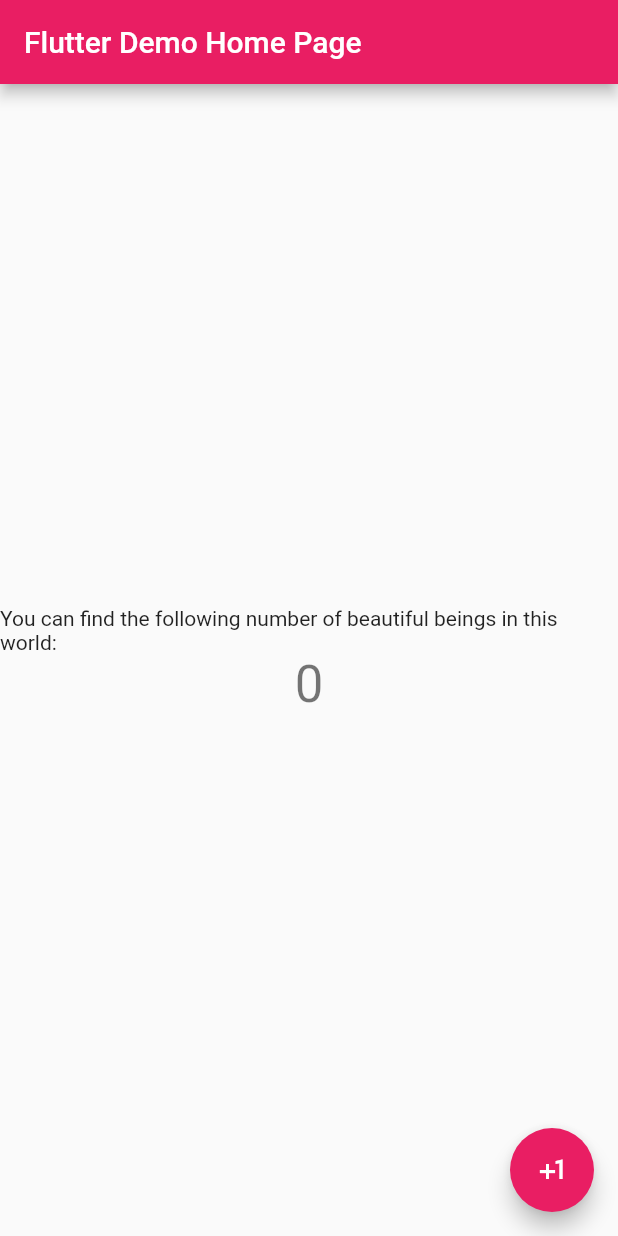
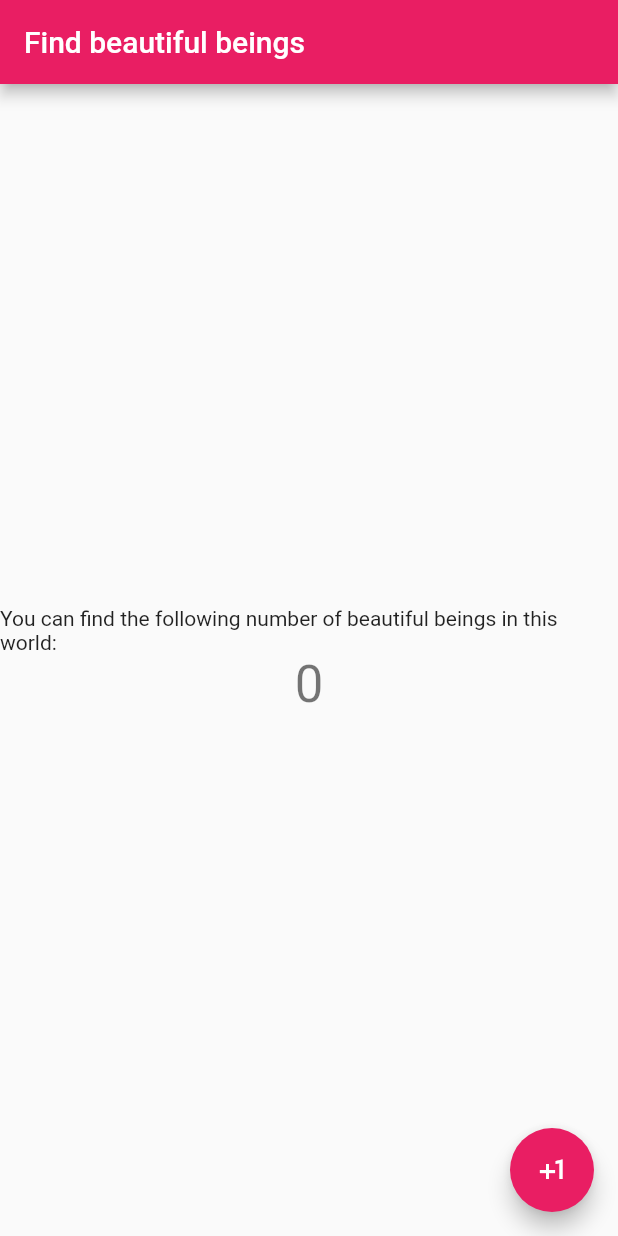
Before and after one commit to shuuji3/hello-flutter-app, a Flutter app: the screen it shows after launch, on a phone screen of 412 x 824 dp. Run offline on Flutter 3.47's test engine with Material 2 defaults, Android fonts, the phone set to English and light mode, and no system bars.

Commit message:
Change the app name, page title, tooltip text

```diff
--- a/lib/main.dart
+++ b/lib/main.dart
@@ -9,7 +9,7 @@
   @override
   Widget build(BuildContext context) {
     return MaterialApp(
-      title: 'Flutter Demo (document.title)',
+      title: 'Beautiful App',
       theme: ThemeData(
         // This is the theme of your application.
         //
@@ -22,7 +22,7 @@
         // is not restarted.
         primarySwatch: Colors.pink,
       ),
-      home: MyHomePage(title: 'Flutter Demo Home Page'),
+      home: MyHomePage(title: 'Find beautiful beings'),
     );
   }
 }
@@ -105,7 +105,7 @@
       ),
       floatingActionButton: FloatingActionButton(
         onPressed: _incrementCounter,
-        tooltip: 'Increment',
+        tooltip: 'Find a new beautiful thing',
         child: Icon(Icons.plus_one),
       ), // This trailing comma makes auto-formatting nicer for build methods.
     );
```
